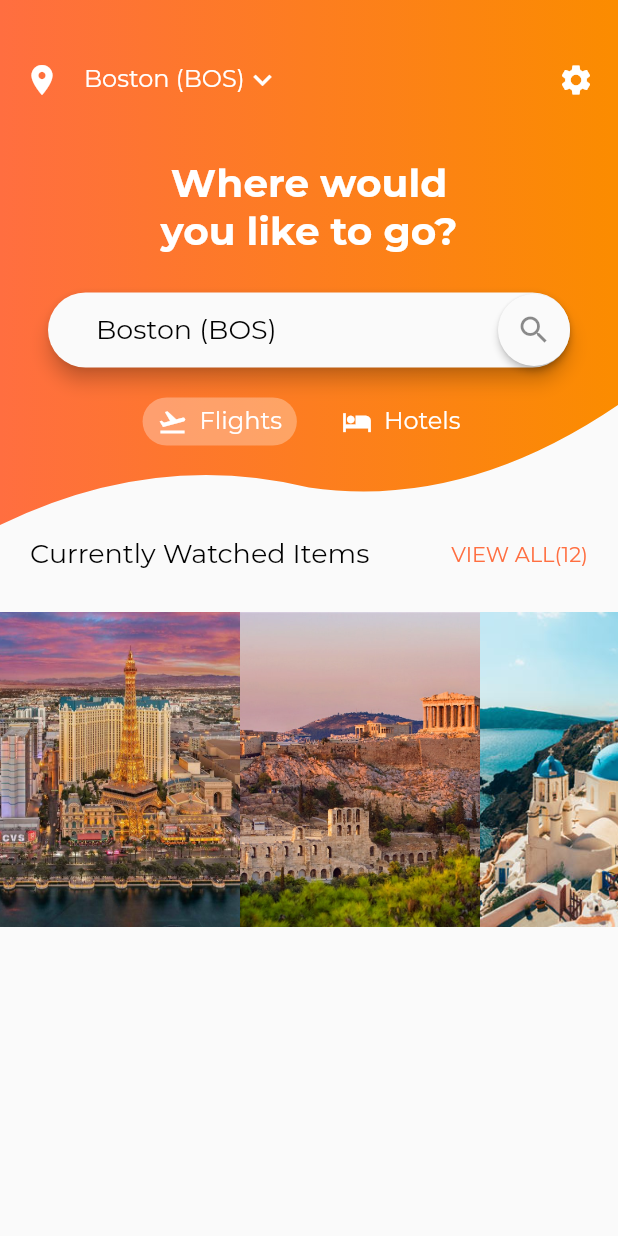
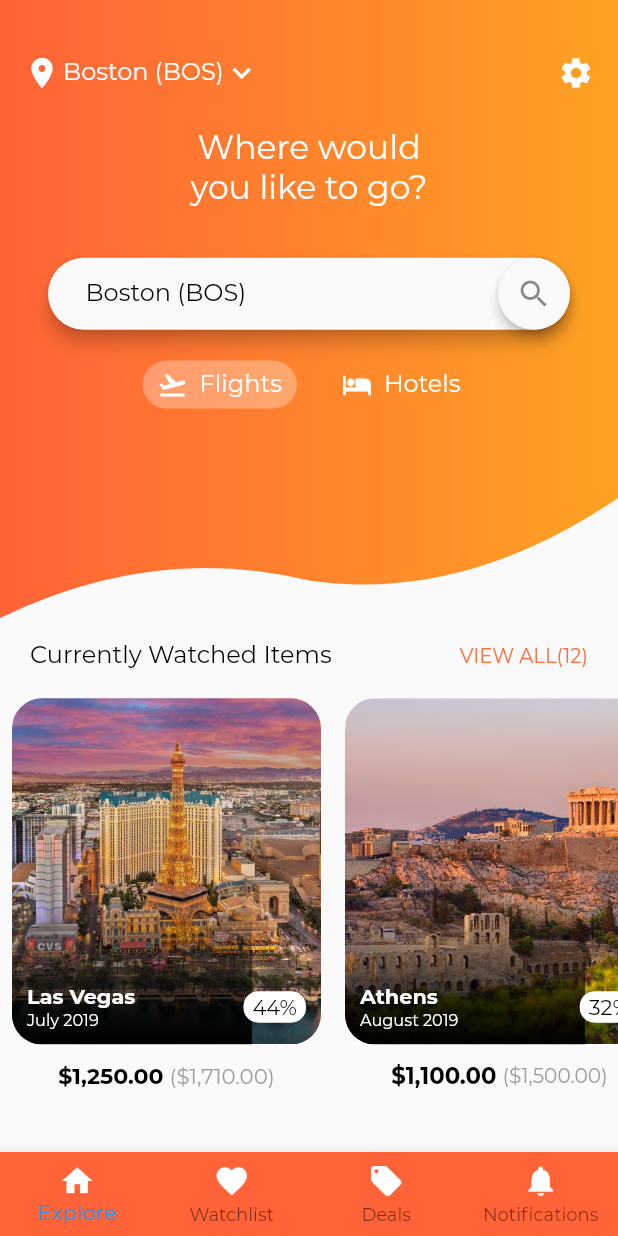
Before and after one commit to QUzair/hotel_booker, a Flutter app: the screen it shows after launch, on a phone screen of 412 x 824 dp. Run offline on Flutter 3.47's test engine with Material 2 defaults, Android fonts, the phone set to English and light mode, and no system bars.

Commit message:
Search Page

```diff
--- a/hotel_booker/lib/city_card.dart
+++ b/hotel_booker/lib/city_card.dart
@@ -1,15 +1,18 @@
 import 'package:flutter/material.dart';
+import 'package:intl/intl.dart';
 
 List<CityCard> cityCards = [
-  CityCard("assets/images/las_vegas.jpg", "Las Vegas", "460", "July 2019",
+  CityCard("assets/images/las_vegas.jpg", "Las Vegas", "44", "July 2019",
       "1250", "1710"),
-  CityCard("assets/images/athens.jpg", "Athens", "400", "August 2019", "1100",
+  CityCard("assets/images/athens.jpg", "Athens", "32", "August 2019", "1100",
       "1500"),
   CityCard("assets/images/greece.png", "Greece", "46", "August 2019", "1299",
       "1345"),
-  CityCard("assets/images/new_york.jpg", "New York", "129", "November 2019",
+  CityCard("assets/images/new_york.jpg", "New York", "26", "November 2019",
       "1299", "1345"),
 ];
+
+final formatCurrency = NumberFormat.simpleCurrency();
 
 class CityCard extends StatelessWidget {
   final String imagepath, cityName, monthyear, discount, oldPrice, newPrice;
@@ -19,15 +22,124 @@ class CityCard extends StatelessWidget {
 
   @override
   Widget build(BuildContext context) {
-    print(imagepath);
-    return Stack(
-      children: <Widget>[
-        Container(
-          height: 210.0,
-          width: 160.0,
-          child: Image.asset(imagepath, fit: BoxFit.cover,),
-        )
-      ],
+    print(MediaQuery.of(context).size.height);
+    return Container(
+      padding: const EdgeInsets.symmetric(horizontal: 8.0, vertical: 0.0),
+      child: Column(
+        children: <Widget>[
+          ClipRRect(
+            borderRadius: BorderRadius.all(Radius.circular(20.0)),
+            child: Stack(
+              children: <Widget>[
+                Container(
+                  height: MediaQuery.of(context).size.height * 0.28,
+                  width: MediaQuery.of(context).size.height * 0.25,
+                  child: Image.asset(
+                    imagepath,
+                    fit: BoxFit.cover,
+                  ),
+                ),
+                Positioned(
+                  left: 0.0,
+                  bottom: 0.0,
+                  width: 160.0,
+                  height: 90.0,
+                  child: Container(
+                    decoration: BoxDecoration(
+                        gradient: LinearGradient(
+                            begin: Alignment.bottomCenter,
+                            end: Alignment.topCenter,
+                            colors: [
+                          Colors.black,
+                          Colors.black.withOpacity(0.05)
+                        ])),
+                  ),
+                ),
+                Positioned(
+                  left: 10.0,
+                  bottom: 10.0,
+                  right: 10.0,
+                  height: 30.0,
+                  child: Row(
+                    mainAxisAlignment: MainAxisAlignment.spaceBetween,
+                    mainAxisSize: MainAxisSize.max,
+                    children: <Widget>[
+                      FittedBox(
+                        fit: BoxFit.fill,
+                        child: Column(
+                          crossAxisAlignment: CrossAxisAlignment.start,
+                          children: <Widget>[
+                            Text(
+                              cityName,
+                              style: TextStyle(
+                                  fontWeight: FontWeight.bold,
+                                  color: Colors.white,
+                                  fontSize: 18.0),
+                            ),
+                            Text(
+                              monthyear,
+                              style: TextStyle(
+                                  fontWeight: FontWeight.normal,
+                                  color: Colors.white,
+                                  fontSize: 14.0),
+                            )
+                          ],
+                        ),
+                      ),
+                      Container(
+                        padding: EdgeInsets.symmetric(
+                            horizontal: 6.0, vertical: 2.0),
+                        decoration: BoxDecoration(
+                            color: Colors.white,
+                            shape: BoxShape.rectangle,
+                            borderRadius:
+                                BorderRadius.all(Radius.circular(10.0))),
+                        child: Text(
+                          '${discount}%',
+                          style: TextStyle(color: Colors.black, fontSize: 14.0),
+                        ),
+                      )
+                    ],
+                  ),
+                )
+              ],
+            ),
+          ),
+          Container(
+            height: MediaQuery.of(context).size.height * 0.05,
+            width: MediaQuery.of(context).size.width * 0.35,
+            child: Row(
+              children: <Widget>[
+                Expanded(
+                  child: FittedBox(
+                    fit: BoxFit.fitHeight,
+                    child: Text(
+                      formatCurrency.format(int.parse(newPrice)).toString(),
+                      style: TextStyle(
+                          color: Colors.black,
+                          fontWeight: FontWeight.bold,
+                          fontSize: 12.0),
+                    ),
+                  ),
+                ),
+                SizedBox(width: 4.0,),
+                Expanded(
+                  child: FittedBox(
+                    fit: BoxFit.fitHeight,
+                    child: Text(
+                      '(${formatCurrency.format(int.parse(oldPrice))})',
+                      style: TextStyle(
+                          color: Colors.grey,
+                          fontWeight: FontWeight.normal,
+                          fontSize: 14.0),
+                    ),
+                  ),
+                ),
+              ],
+            ),
+          )
+        ],
+      ),
     );
   }
 }
--- /dev/null
+++ b/hotel_booker/lib/custom_appbar.dart
@@ -0,0 +1,59 @@
+import 'package:flutter/material.dart';
+import 'package:intl/intl.dart';
+import 'dart:async';
+
+class CustomAppBar extends StatefulWidget {
+  final List<BottomNavigationBarItem> bottomBarItems = [];
+
+  CustomAppBar() {
+    bottomBarItems.add(BottomNavigationBarItem(
+        icon: Icon(
+          Icons.home,
+          color: Colors.white,
+        ),
+        title: Text(
+          'Explore',
+          style: TextStyle(color: Colors.white),
+        )));
+    bottomBarItems.add(BottomNavigationBarItem(
+        icon: Icon(
+          Icons.favorite,
+          color: Colors.white,
+        ),
+        title: Text(
+          'Watchlist',
+          style: TextStyle(color: Colors.white),
+        )));
+    bottomBarItems.add(BottomNavigationBarItem(
+        icon: Icon(
+          Icons.local_offer,
+          color: Colors.white,
+        ),
+        title: Text(
+          'Deals',
+          style: TextStyle(color: Colors.white),
+        )));
+    bottomBarItems.add(BottomNavigationBarItem(
+        icon: Icon(
+          Icons.notifications,
+          color: Colors.white,
+        ),
+        title: Text(
+          'Notifications',
+          style: TextStyle(color: Colors.white),
+        )));
+  }
+
+  _CustomAppBarState createState() => _CustomAppBarState();
+}
+
+class _CustomAppBarState extends State<CustomAppBar> {
+  @override
+  Widget build(BuildContext context) {
+    return BottomNavigationBar(
+      backgroundColor: Color(0xffff6337),
+      items: widget.bottomBarItems,
+      type: BottomNavigationBarType.fixed,
+    );
+  }
+}
--- /dev/null
+++ b/hotel_booker/lib/flights_list.dart
@@ -0,0 +1,52 @@
+import 'package:flutter/material.dart';
+import 'package:hotel_booker/CustomShapeClipper.dart';
+
+final Color firstColor = Color(0xffff6337);
+final Color secondColor = Color(0xffffa323);
+final Color discountBgColor = Color(0xffffe08d);
+final Color flightBorderColor = Color(0xffe6e6e6);
+final Color chipBgColor = Color(0xfff6f6f6);
+
+class FlightsListing extends StatelessWidget {
+  @override
+  Widget build(BuildContext context) {
+    return Scaffold(
+      appBar: AppBar(
+        backgroundColor: firstColor,
+        elevation: 0.0,
+        title: Text("Search Results",style: TextStyle(fontWeight: FontWeight.w500),),
+        centerTitle: true,
+        leading: InkWell(
+          child: Icon(Icons.arrow_back),
+          onTap: () {
+            Navigator.pop(context);
+          },
+        ),
+      ),
+      body: Column(
+        children: <Widget>[FlightListTopPart()],
+      ),
+    );
+  }
+}
+
+class FlightListTopPart extends StatelessWidget {
+  @override
+  Widget build(BuildContext context) {
+    return Stack(
+      children: <Widget>[
+        ClipPath(
+          clipper: CustomShapeClipper(),
+          child: Container(
+            decoration: BoxDecoration(
+                gradient: LinearGradient(
+                    begin: Alignment.topCenter,
+                    end: Alignment.bottomCenter,
+                    colors: [firstColor, secondColor])),
+            height: 100.0,
+          ),
+        )
+      ],
+    );
+  }
+}
--- a/hotel_booker/lib/main.dart
+++ b/hotel_booker/lib/main.dart
@@ -6,11 +6,13 @@ import 'package:hotel_booker/CustomShapeClipper.dart';
 import 'package:hotel_booker/choice_chip.dart';
 import 'package:hotel_booker/choice_chip.dart' as prefix1;
 import 'package:hotel_booker/city_card.dart';
+import 'package:hotel_booker/custom_appbar.dart';
+import 'package:hotel_booker/flights_list.dart';
 
 void main() => runApp(MyApp());
 
-Color firstColor = Colors.deepOrangeAccent;
-Color secondColor = Colors.orange[600];
+Color firstColor = Color(0xffff6337);
+Color secondColor = Color(0xffffa323);
 
 ThemeData appTheme = ThemeData(
   primaryColor: Colors.deepOrangeAccent,
@@ -20,7 +22,7 @@ ThemeData appTheme = ThemeData(
 List<String> locations = ['Boston (BOS)', 'New York City (JFK)'];
 TextStyle dropdownLabelStyle = TextStyle(color: Colors.white, fontSize: 16.0);
 TextStyle dropdownMenuItemStyle =
-    TextStyle(color: Colors.black, fontSize: 18.0);
+    TextStyle(color: Colors.black, fontSize: 16.0);
 TextStyle viewAllStyle =
     TextStyle(color: appTheme.primaryColor, fontSize: 14.0);
 
@@ -40,11 +42,14 @@ class HomeScreen extends StatelessWidget {
   @override
   Widget build(BuildContext context) {
     return Scaffold(
-      body: Column(
+      bottomNavigationBar: CustomAppBar(),
+      body: SingleChildScrollView(
+        child: Column(
           children: <Widget>[
             TopClip(),
-          bottomScreen
+            bottomScreen(context)
           ],
+        ),
       ),
     );
   }
@@ -66,13 +71,13 @@ class _TopClipState extends State<TopClip> {
         ClipPath(
           clipper: CustomShapeClipper(),
           child: Container(
-            height: 350.0,
+            height: MediaQuery.of(context).size.height*0.5,
             decoration: BoxDecoration(
                 gradient: LinearGradient(colors: [firstColor, secondColor])),
             child: Column(
               children: <Widget>[
                 SizedBox(
-                  height: 25.0,
+                  height: MediaQuery.of(context).size.height*0.025,
                 ),
                 Padding(
                   padding: const EdgeInsets.all(16.0),
@@ -82,7 +87,7 @@ class _TopClipState extends State<TopClip> {
                         Icons.location_on,
                         color: Colors.white,
                       ),
-                      SizedBox(width: 16.0),
+                      SizedBox(width: MediaQuery.of(context).size.width*.005),
                       PopupMenuButton(
                         onSelected: (index) {
                           setState(() {
@@ -128,18 +133,18 @@ class _TopClipState extends State<TopClip> {
                   ),
                 ),
                 SizedBox(
-                  height: 25.0,
+                  height: MediaQuery.of(context).size.height*0.01,
                 ),
                 Text(
                   'Where would\nyou like to go?',
                   style: TextStyle(
-                      fontSize: 26.0,
+                      fontSize: 22.0,
                       color: Colors.white,
-                      fontWeight: FontWeight.w600),
+                      ),
                   textAlign: prefix0.TextAlign.center,
                 ),
                 SizedBox(
-                  height: 25.0,
+                  height: MediaQuery.of(context).size.height*0.04,
                 ),
                 Padding(
                   padding: EdgeInsets.symmetric(horizontal: 32.0),
@@ -152,19 +157,23 @@ class _TopClipState extends State<TopClip> {
                       cursorColor: appTheme.primaryColor,
                       decoration: InputDecoration(
                           contentPadding: EdgeInsets.symmetric(
-                              horizontal: 32.0, vertical: 14.0),
+                              horizontal: 25.0, vertical: 14.0),
                           suffixIcon: Material(
-                            elevation: 2.0,
+                            elevation: 3.0,
                             borderRadius:
                                 BorderRadius.all(Radius.circular(30.0)),
-                            child: Icon(Icons.search),
+                            child: InkWell(
+                              onTap: () {
+                                Navigator.push(context, MaterialPageRoute(builder: (context)=> FlightsListing()));
+                              },
+                              child: Icon(Icons.search)),
                           ),
                           border: InputBorder.none),
                     ),
                   ),
                 ),
                 SizedBox(
-                  height: 20.0,
+                  height: MediaQuery.of(context).size.height*0.025,
                 ),
                 Row(
                   mainAxisSize: MainAxisSize.min,
@@ -200,35 +209,45 @@ class _TopClipState extends State<TopClip> {
   }
 }
 
-var bottomScreen = Container(
+bottomScreen(BuildContext context) => Container(
+  height: MediaQuery.of(context).size.height*0.4,
   child: Column(
     children: <Widget>[
-      Padding(
-        padding: EdgeInsets.symmetric(horizontal: 20.0,vertical: 8.0),
+      Container(
+        height: MediaQuery.of(context).size.height*0.06,
+        padding: EdgeInsets.symmetric(horizontal: 20.0,vertical:MediaQuery.of(context).size.height*0.01),
         child: Row(
           mainAxisSize: MainAxisSize.max,
           mainAxisAlignment: MainAxisAlignment.spaceBetween,
           children: <Widget>[
-            Text(
+            FittedBox(
+              fit: BoxFit.fitHeight,
+              child: Text(
                 "Currently Watched Items",
                 style: dropdownMenuItemStyle,
               ),
+            ),
             Spacer(),
-            Text(
+            Expanded(
+              child: FittedBox(
+                fit: BoxFit.fitHeight,
+                child: Text(
                   "VIEW ALL(12)",
                   style: viewAllStyle,
+                ),
+              ),
             ),
           ],
         ),
       ),
-      SizedBox(height: 20.0,),
+      SizedBox(height: MediaQuery.of(context).size.height*0.005,),
       Container(
-        height: 210.0,
+        height: MediaQuery.of(context).size.height*0.335,
         child: ListView(
           scrollDirection: Axis.horizontal,
           children: cityCards
         ),
-      )
+      ),
     ],
   ),
 );
--- a/hotel_booker/pubspec.yaml
+++ b/hotel_booker/pubspec.yaml
@@ -23,6 +23,7 @@ dependencies:
   # The following adds the Cupertino Icons font to your application.
   # Use with the CupertinoIcons class for iOS style icons.
   cupertino_icons: ^0.1.2
+  intl:
 
 dev_dependencies:
   flutter_test:
```
Also changed, not shown: hotel_booker/pubspec.lock, 3 other files. Lines whose indentation alone changed are shown as unchanged.
